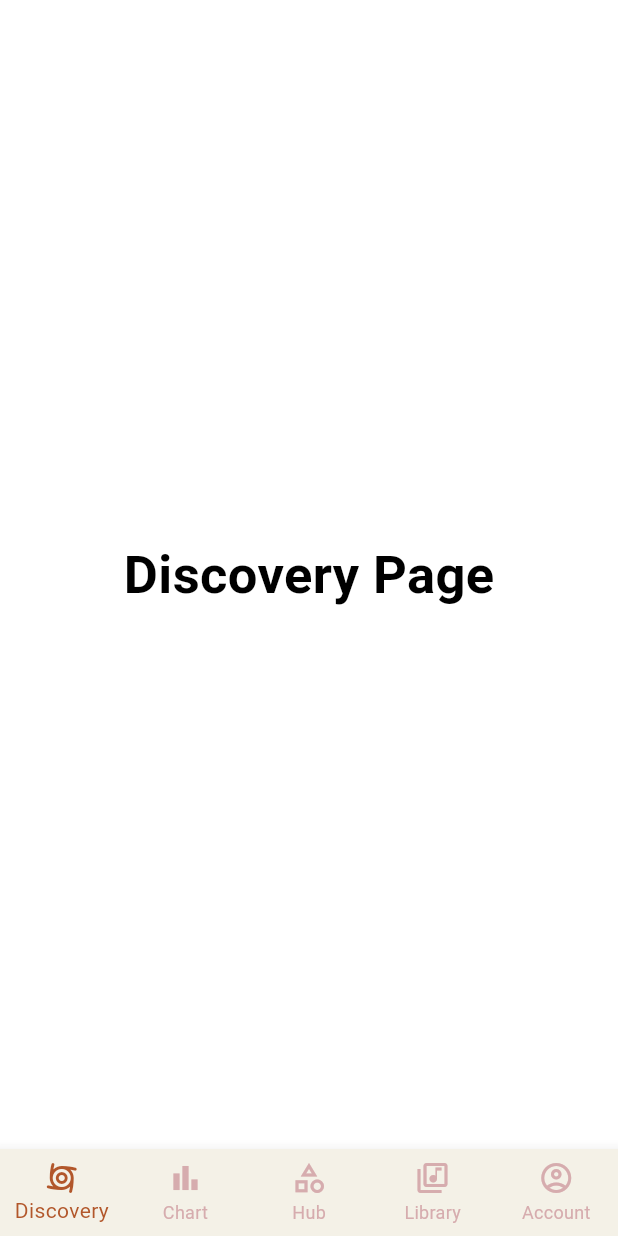
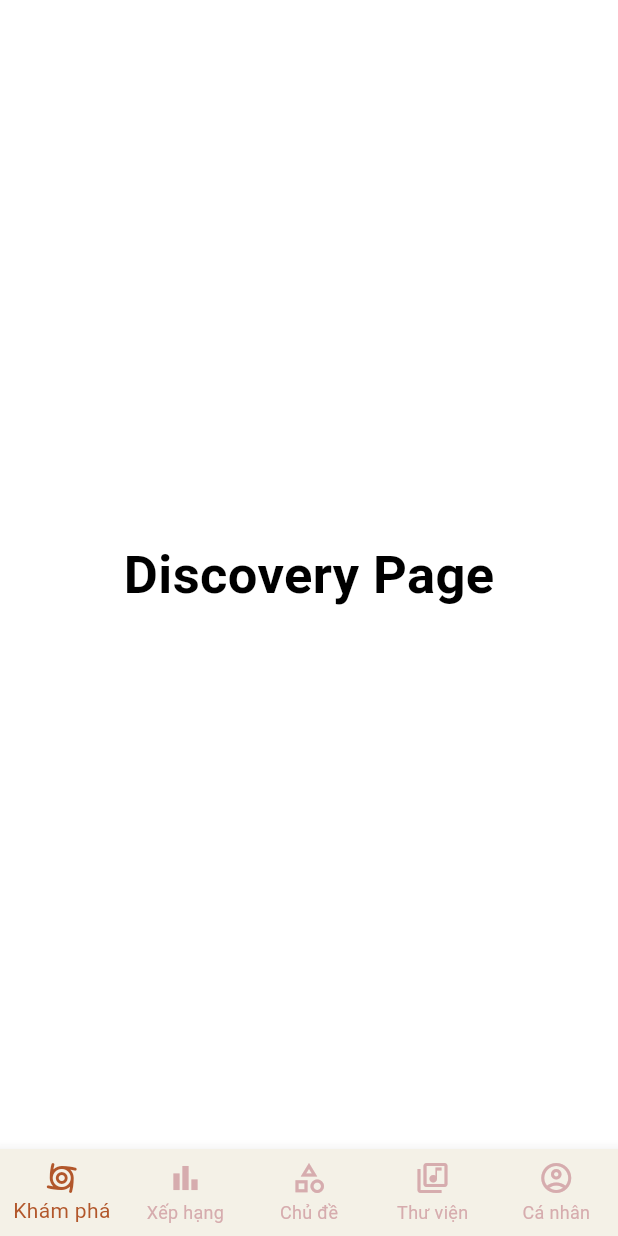
Before and after one commit to anhctp/SoundShelter, a Flutter app: the screen it shows after launch, on a phone screen of 412 x 824 dp. Run offline on Flutter 3.47's test engine with Material 3 defaults, Android fonts, the light colour scheme and no system bars.

Commit message:
feat: base screen

```diff
--- /dev/null
+++ b/mobile/lib/module/discovery-screen/discovery_screen.dart
@@ -0,0 +1,18 @@
+import 'package:flutter/material.dart';
+
+class DiscoveryScreen extends StatefulWidget {
+  const DiscoveryScreen({super.key});
+
+  @override
+  State<StatefulWidget> createState() {
+    return DiscoveryScreenState();
+  }
+}
+
+class DiscoveryScreenState extends State<DiscoveryScreen> {
+  @override
+  Widget build(BuildContext context) {
+    return const Text('Discovery Page',
+        style: TextStyle(fontSize: 35, fontWeight: FontWeight.bold));
+  }
+}
--- a/mobile/lib/module/home-screen/home_screen.dart
+++ b/mobile/lib/module/home-screen/home_screen.dart
@@ -1,4 +1,9 @@
 import 'package:flutter/material.dart';
+import 'package:mobile/module/discovery-screen/discovery_screen.dart';
+import 'package:mobile/module/chart-screen/chart_screen.dart';
+import 'package:mobile/module/hub-screen/hub_screen.dart';
+import 'package:mobile/module/library-screen/library_screen.dart';
+import 'package:mobile/module/account-screen/account_screen.dart';
 
 class HomeScreen extends StatefulWidget {
   const HomeScreen({super.key});
@@ -12,16 +17,11 @@ class HomeScreen extends StatefulWidget {
 class HomeScreenState extends State<HomeScreen> {
   int selectedIndex = 0;
   static const List<Widget> widgetOptions = <Widget>[
-    Text('Discovery Page',
-        style: TextStyle(fontSize: 35, fontWeight: FontWeight.bold)),
-    Text('Chart Page',
-        style: TextStyle(fontSize: 35, fontWeight: FontWeight.bold)),
-    Text('Hub Page',
-        style: TextStyle(fontSize: 35, fontWeight: FontWeight.bold)),
-    Text('Library Page',
-        style: TextStyle(fontSize: 35, fontWeight: FontWeight.bold)),
-    Text('Account Page',
-        style: TextStyle(fontSize: 35, fontWeight: FontWeight.bold)),
+    DiscoveryScreen(),
+    ChartScreen(),
+    HubScreen(),
+    LibraryScreen(),
+    AccountScreen()
   ];
 
   void onItemTapped(int index) {
@@ -40,23 +40,23 @@ class HomeScreenState extends State<HomeScreen> {
         items: const <BottomNavigationBarItem>[
           BottomNavigationBarItem(
             icon: Icon(Icons.cyclone_rounded),
-            label: 'Discovery',
+            label: 'Khám phá',
           ),
           BottomNavigationBarItem(
             icon: Icon(Icons.bar_chart_sharp),
-            label: 'Chart',
+            label: 'Xếp hạng',
           ),
           BottomNavigationBarItem(
             icon: Icon(Icons.category_outlined),
-            label: 'Hub',
+            label: 'Chủ đề',
           ),
           BottomNavigationBarItem(
             icon: Icon(Icons.library_music_outlined),
-            label: 'Library',
+            label: 'Thư viện',
           ),
           BottomNavigationBarItem(
             icon: Icon(Icons.account_circle_outlined),
-            label: 'Account',
+            label: 'Cá nhân',
           ),
         ],
         type: BottomNavigationBarType.fixed,
```
Also changed, not shown: mobile/lib/module/account-screen/account_screen.dart (added, +18 -0 lines), mobile/lib/module/chart-screen/chart_screen.dart (added, +18 -0 lines), mobile/lib/module/hub-screen/hub_screen.dart (added, +18 -0 lines), mobile/lib/module/library-screen/library_screen.dart (added, +18 -0 lines).
